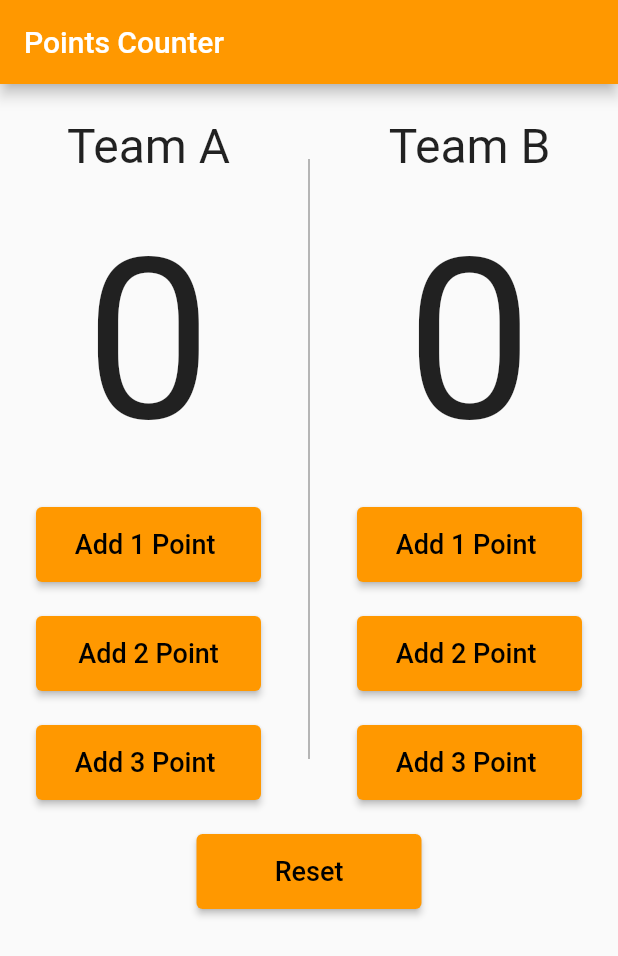
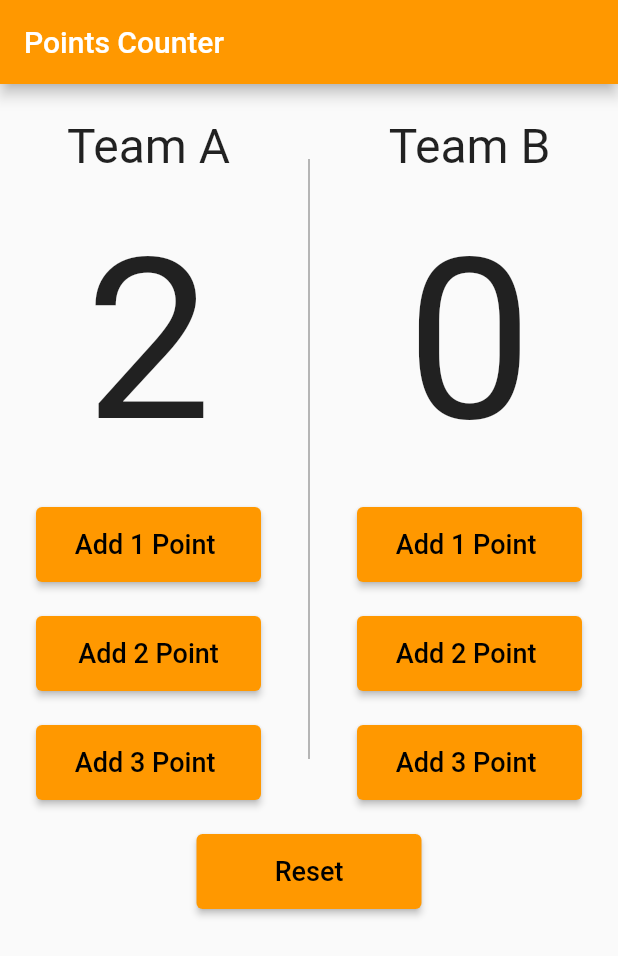
Before and after one commit to alaa-flutter/point-counter-app, a Flutter app: the screen it shows after launch, after a tap on "Add 2 Point", on a phone screen of 412 x 824 dp. Shown: the top 956 px of the screen. Run offline on Flutter 3.47's test engine with Material 2 defaults, Android fonts, the phone set to English and light mode, and no system bars; our stand-ins replace flutter_bloc.

Commit message:
Triggering the cubit

```diff
--- a/lib/counter_score.dart
+++ b/lib/counter_score.dart
@@ -5,19 +5,12 @@ import 'package:score/Cubit/counter_cubit.dart';
 import 'Cubit/counter_state.dart';
 
 class PointCounter extends StatelessWidget {
-  PointCounter({super.key});
-int teamAPoints = 0;
-int teamBPoints = 0;
+  const PointCounter({super.key});
+
   @override
   Widget build(BuildContext context) {
     return BlocConsumer<CounterCubit , CounterState>(
-      listener: (context, state) {
-        if(state is CounterAIncrementState){
-          teamAPoints = BlocProvider.of<CounterCubit>(context).teamAPoints;
-        }else{
-          teamBPoints = BlocProvider.of<CounterCubit>(context).teamBPoints;
-        }
-      } ,
+      listener: (context, state) { } ,
       builder: (context, state) => Scaffold(
         appBar: AppBar(
           backgroundColor: Colors.orange,
@@ -42,7 +35,7 @@ int teamBPoints = 0;
                           ),
                         ),
                         Text(
-                          '$teamAPoints',
+                          '${BlocProvider.of<CounterCubit>(context).teamAPoints}',
                           style: const TextStyle(
                             fontSize: 150,
                           ),
@@ -54,7 +47,7 @@ int teamBPoints = 0;
                             minimumSize: const Size(150, 50),
                           ),
                           onPressed: () {
-                            ///
+                            BlocProvider.of<CounterCubit>(context).scoreIncrement(team: "A", buttonNumber: 1);
                           },
                           child: const Text(
                             'Add 1 Point ',
@@ -70,7 +63,7 @@ int teamBPoints = 0;
                             minimumSize: const Size(150, 50),
                           ),
                           onPressed: () {
-                            //
+                           BlocProvider.of<CounterCubit>(context).scoreIncrement(team: "A", buttonNumber: 2);
                           },
                           child: const Text(
                             'Add 2 Point',
@@ -86,7 +79,7 @@ int teamBPoints = 0;
                             minimumSize: const Size(150, 50),
                           ),
                           onPressed: () {
-                            //
+                            BlocProvider.of<CounterCubit>(context).scoreIncrement(team: "A", buttonNumber: 3);
                           },
                           child: const Text(
                             'Add 3 Point ',
@@ -120,7 +113,7 @@ int teamBPoints = 0;
                           ),
                         ),
                         Text(
-                          '$teamBPoints',
+                          '${BlocProvider.of<CounterCubit>(context).teamBPoints}',
                           style: const TextStyle(
                             fontSize: 150,
                           ),
@@ -132,7 +125,7 @@ int teamBPoints = 0;
                             minimumSize: const Size(150, 50),
                           ),
                           onPressed: () {
-                            //
+                            BlocProvider.of<CounterCubit>(context).scoreIncrement(team: "B", buttonNumber:1);
                           },
                           child: const Text(
                             'Add 1 Point ',
@@ -148,7 +141,7 @@ int teamBPoints = 0;
                             minimumSize: const Size(150, 50),
                           ),
                           onPressed: () {
-                            //
+                            BlocProvider.of<CounterCubit>(context).scoreIncrement(team: "B", buttonNumber: 2);
                           },
                           child: const Text(
                             'Add 2 Point ',
@@ -164,7 +157,7 @@ int teamBPoints = 0;
                             minimumSize: const Size(150, 50),
                           ),
                           onPressed: () {
-                            //
+                            BlocProvider.of<CounterCubit>(context).scoreIncrement(team: "B", buttonNumber: 3);
                           },
                           child: const Text(
                             'Add 3 Point ',
--- a/lib/main.dart
+++ b/lib/main.dart
@@ -14,7 +14,7 @@ class MyApp extends StatelessWidget{
   Widget build(BuildContext context) {
   return BlocProvider(
     create: (context) => CounterCubit(),
-    child: const MaterialApp(
+    child:const MaterialApp(
       debugShowCheckedModeBanner: false,
       home: PointCounter(),
     ),
```
